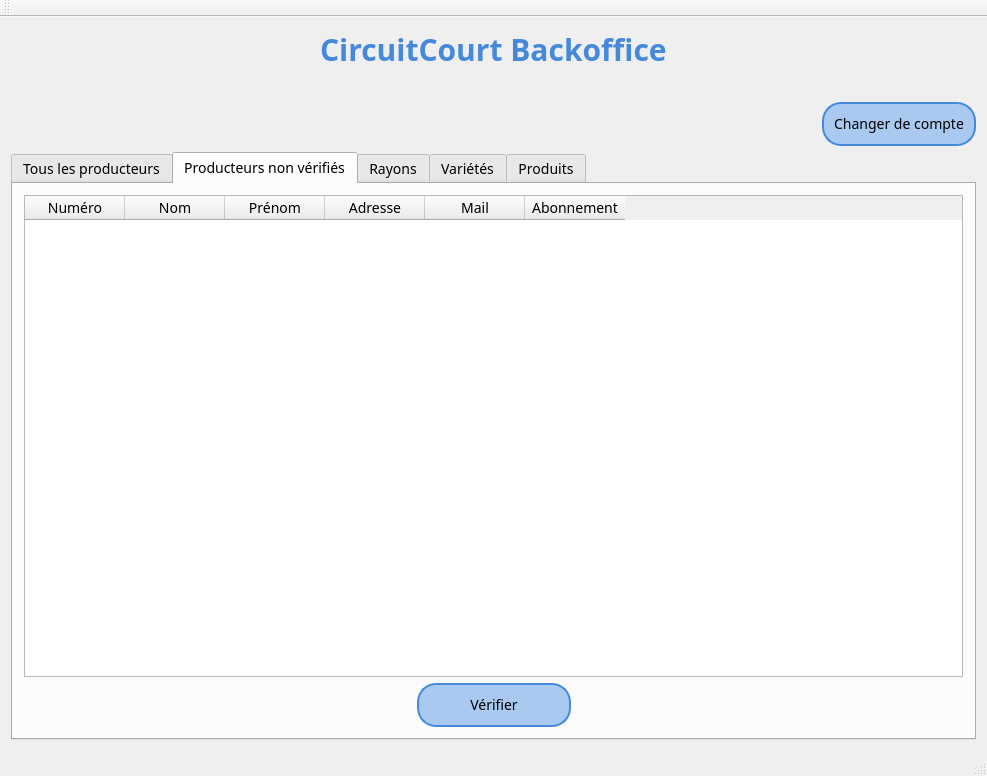
EnzoSimon/CircuitCourtBackOffice, file mainwindow.ui: the form before one commit.
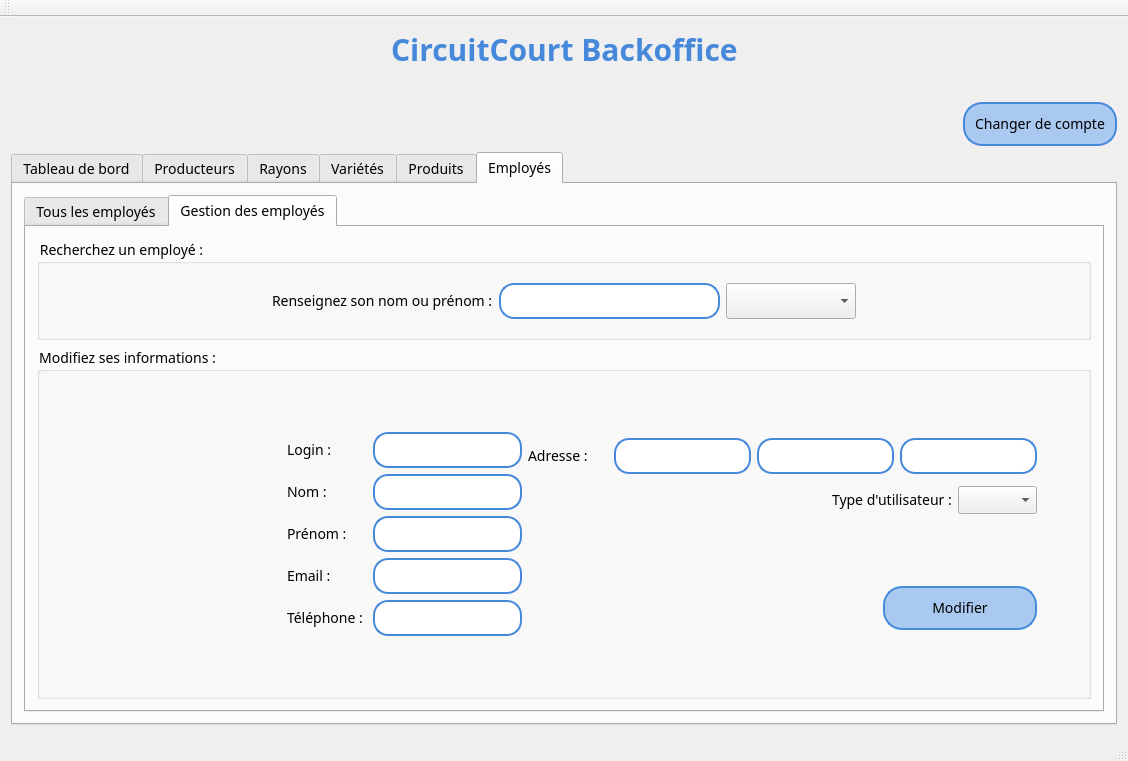
The form after the commit. The open tabs and pages were chosen to show the change.

Diff of the .ui file:
```diff
--- a/mainwindow.ui
+++ b/mainwindow.ui
@@ -6,8 +6,8 @@
    <rect>
     <x>0</x>
     <y>0</y>
-    <width>987</width>
-    <height>776</height>
+    <width>1128</width>
+    <height>761</height>
    </rect>
   </property>
   <property name="font">
@@ -45,7 +45,7 @@
 	border: 2px solid #2b578c;
 }
 
-QLineEdit, QTextEdit {
+QLineEdit, QPlainTextEdit{
 	border-radius: 15;
 	border: 2px solid #4689db;
 	padding: 5px;
@@ -146,15 +146,111 @@
     <item>
      <widget class="QTabWidget" name="tabWidget">
       <property name="currentIndex">
-       <number>4</number>
+       <number>5</number>
       </property>
+      <widget class="QWidget" name="tab_6">
+       <attribute name="title">
+        <string>Tableau de bord</string>
+       </attribute>
+       <widget class="QLabel" name="label_18">
+        <property name="geometry">
+         <rect>
+          <x>50</x>
+          <y>40</y>
+          <width>201</width>
+          <height>18</height>
+         </rect>
+        </property>
+        <property name="text">
+         <string>Nouveaux producteurs inscrits :</string>
+        </property>
+       </widget>
+       <widget class="QLabel" name="label_19">
+        <property name="geometry">
+         <rect>
+          <x>70</x>
+          <y>130</y>
+          <width>181</width>
+          <height>18</height>
+         </rect>
+        </property>
+        <property name="text">
+         <string>Nouvelles variétés rentrées :</string>
+        </property>
+       </widget>
+       <widget class="QLabel" name="label_20">
+        <property name="geometry">
+         <rect>
+          <x>70</x>
+          <y>210</y>
+          <width>201</width>
+          <height>18</height>
+         </rect>
+        </property>
+        <property name="text">
+         <string>Nouvelles variétés par rayon :</string>
+        </property>
+       </widget>
+       <widget class="QLabel" name="label_21">
+        <property name="geometry">
+         <rect>
+          <x>50</x>
+          <y>290</y>
+          <width>461</width>
+          <height>18</height>
+         </rect>
+        </property>
+        <property name="text">
+         <string>Nombre de lots de productions total mis en vente par les producteurs :</string>
+        </property>
+       </widget>
+       <widget class="QLabel" name="label_22">
+        <property name="geometry">
+         <rect>
+          <x>90</x>
+          <y>350</y>
+          <width>171</width>
+          <height>18</height>
+         </rect>
+        </property>
+        <property name="text">
+         <string>Chiffre d'affaire du mois :</string>
+        </property>
+       </widget>
+       <widget class="QLabel" name="label_23">
+        <property name="geometry">
+         <rect>
+          <x>100</x>
+          <y>400</y>
+          <width>281</width>
+          <height>18</height>
+         </rect>
+        </property>
+        <property name="text">
+         <string>Evolution par rapport au mois précédent :</string>
+        </property>
+       </widget>
+      </widget>
       <widget class="QWidget" name="tab">
        <attribute name="title">
-        <string>Tous les producteurs</string>
+        <string>Producteurs</string>
        </attribute>
        <layout class="QVBoxLayout" name="verticalLayout_8">
         <item>
+         <widget class="QTabWidget" name="tabWidget_2">
+          <property name="currentIndex">
+           <number>0</number>
+          </property>
+          <widget class="QWidget" name="tab_7">
+           <attribute name="title">
+            <string>Tous les producteurs</string>
+           </attribute>
+           <layout class="QVBoxLayout" name="verticalLayout_10">
+            <item>
          <widget class="QLabel" name="label_5">
+              <property name="styleSheet">
+               <string notr="true">font-weight: 700;</string>
+              </property>
           <property name="text">
            <string>Voici l'ensemble de tous les producteurs :</string>
           </property>
@@ -423,6 +519,13 @@
             </property>
            </spacer>
           </item>
+              <item>
+               <widget class="QPushButton" name="pushButtonSupprimerProducteur">
+                <property name="text">
+                 <string>Supprimer</string>
+                </property>
+               </widget>
+              </item>
           <item>
            <widget class="QPushButton" name="pushButtonModifierProducteur">
             <property name="text">
@@ -430,15 +533,22 @@
             </property>
            </widget>
           </item>
+              <item>
+               <widget class="QPushButton" name="pushButtonDesactiverProducteur">
+                <property name="text">
+                 <string>Désactiver</string>
+                </property>
+               </widget>
+              </item>
          </layout>
         </item>
        </layout>
       </widget>
-      <widget class="QWidget" name="tab_3">
+          <widget class="QWidget" name="tab_8">
        <attribute name="title">
         <string>Producteurs non vérifiés</string>
        </attribute>
-       <layout class="QVBoxLayout" name="verticalLayout_3">
+           <layout class="QVBoxLayout" name="verticalLayout_11">
         <item>
          <widget class="QTableWidget" name="tableWidgetNonVerifies">
           <property name="selectionMode">
@@ -475,11 +585,6 @@
             <string>Mail</string>
            </property>
           </column>
-          <column>
-           <property name="text">
-            <string>Abonnement</string>
-           </property>
-          </column>
          </widget>
         </item>
         <item>
@@ -497,6 +602,13 @@
             </property>
            </spacer>
           </item>
+              <item>
+               <widget class="QPushButton" name="pushButtonSupprimerProducteurNonVerif">
+                <property name="text">
+                 <string>Supprimer</string>
+                </property>
+               </widget>
+              </item>
           <item>
            <widget class="QPushButton" name="pushButtonVerifierProducteur">
             <property name="text">
@@ -521,6 +633,10 @@
         </item>
        </layout>
       </widget>
+         </widget>
+        </item>
+       </layout>
+      </widget>
       <widget class="QWidget" name="tab_4">
        <attribute name="title">
         <string>Rayons</string>
@@ -549,7 +665,7 @@
           </column>
           <column>
            <property name="text">
-            <string>Chemin de l'image</string>
+            <string>Image</string>
            </property>
           </column>
          </widget>
@@ -577,7 +693,11 @@
            </widget>
           </item>
           <item>
-           <widget class="QLineEdit" name="lineEditNomRayon"/>
+           <widget class="QLineEdit" name="lineEditNomRayon">
+            <property name="placeholderText">
+             <string>Nom du rayon ...</string>
+            </property>
+           </widget>
           </item>
           <item>
            <spacer name="horizontalSpacer_25">
@@ -621,6 +741,16 @@
             <property name="styleSheet">
              <string notr="true">min-width: 400px;</string>
             </property>
+            <property name="placeholderText">
+             <string>Chemin de l'image du rayon ...</string>
+            </property>
+           </widget>
+          </item>
+          <item>
+           <widget class="QPushButton" name="pushButtonRechercheImage">
+            <property name="text">
+             <string>Chercher</string>
+            </property>
            </widget>
           </item>
           <item>
@@ -766,6 +896,9 @@
                 <property name="styleSheet">
                  <string notr="true">min-width: 200px;</string>
                 </property>
+                <property name="placeholderText">
+                 <string>Nom de la variété ...</string>
+                </property>
                </widget>
               </item>
               <item>
@@ -806,10 +939,13 @@
                </widget>
               </item>
               <item>
-               <widget class="QTextEdit" name="textEditDescriptionVariete">
+               <widget class="QPlainTextEdit" name="plainTextEditDescriptionVariete">
                 <property name="styleSheet">
                  <string notr="true">max-height: 100px; min-width: 150px;</string>
                 </property>
+                <property name="placeholderText">
+                 <string>Saisissez la description d'une variété ...</string>
+                </property>
                </widget>
               </item>
               <item>
@@ -1045,7 +1181,7 @@
                </widget>
               </item>
               <item>
-               <widget class="QTextEdit" name="textEditInfosProduit"/>
+               <widget class="QPlainTextEdit" name="plainTextEditInfosProduit"/>
               </item>
               <item>
                <spacer name="horizontalSpacer_40">
@@ -1084,6 +1220,26 @@
                 </property>
                </widget>
               </item>
+              <item>
+               <widget class="QLineEdit" name="lineEditImageProduit"/>
+              </item>
+              <item>
+               <widget class="QLabel" name="labelImage">
+                <property name="text">
+                 <string>label</string>
+                </property>
+               </widget>
+              </item>
+              <item>
+               <widget class="QPushButton" name="pushButtonImageProduit">
+                <property name="styleSheet">
+                 <string notr="true">width:90px; </string>
+                </property>
+                <property name="text">
+                 <string>Chercher</string>
+                </property>
+               </widget>
+              </item>
               <item>
                <spacer name="horizontalSpacer_42">
                 <property name="orientation">
@@ -1126,7 +1282,7 @@
                </widget>
               </item>
               <item>
-               <widget class="QSpinBox" name="spinBoxQuantiteProduit"/>
+               <widget class="QDoubleSpinBox" name="doubleSpinBoxQuantiteProduit"/>
               </item>
               <item>
                <spacer name="horizontalSpacer_44">
@@ -1246,6 +1402,474 @@
         </item>
        </layout>
       </widget>
+      <widget class="QWidget" name="tab_3">
+       <attribute name="title">
+        <string>Employés</string>
+       </attribute>
+       <layout class="QVBoxLayout" name="verticalLayout_3">
+        <item>
+         <widget class="QTabWidget" name="tabWidget_3">
+          <property name="currentIndex">
+           <number>1</number>
+          </property>
+          <widget class="QWidget" name="tab_9">
+           <attribute name="title">
+            <string>Tous les employés</string>
+           </attribute>
+           <layout class="QVBoxLayout" name="verticalLayout_12">
+            <item>
+             <widget class="QLabel" name="label_24">
+              <property name="styleSheet">
+               <string notr="true">font-weight: 700;</string>
+              </property>
+              <property name="text">
+               <string>Trouvez ici la liste de tous les employés :</string>
+              </property>
+             </widget>
+            </item>
+            <item>
+             <layout class="QHBoxLayout" name="horizontalLayout_26">
+              <item>
+               <widget class="QLabel" name="label_25">
+                <property name="text">
+                 <string>Filtrez par type d'employés :</string>
+                </property>
+               </widget>
+              </item>
+              <item>
+               <widget class="QComboBox" name="comboBoxTypeEmploye">
+                <item>
+                 <property name="text">
+                  <string>Tous les types</string>
+                 </property>
+                </item>
+                <item>
+                 <property name="text">
+                  <string>Modérateur</string>
+                 </property>
+                </item>
+                <item>
+                 <property name="text">
+                  <string>Administrateur</string>
+                 </property>
+                </item>
+                <item>
+                 <property name="text">
+                  <string>Super-Administrateur</string>
+                 </property>
+                </item>
+               </widget>
+              </item>
+              <item>
+               <spacer name="horizontalSpacer_47">
+                <property name="orientation">
+                 <enum>Qt::Horizontal</enum>
+                </property>
+                <property name="sizeHint" stdset="0">
+                 <size>
+                  <width>40</width>
+                  <height>20</height>
+                 </size>
+                </property>
+               </spacer>
+              </item>
+             </layout>
+            </item>
+            <item>
+             <widget class="QTableWidget" name="tableWidgetTousEmployes">
+              <property name="selectionMode">
+               <enum>QAbstractItemView::SingleSelection</enum>
+              </property>
+              <property name="selectionBehavior">
+               <enum>QAbstractItemView::SelectRows</enum>
+              </property>
+              <attribute name="verticalHeaderVisible">
+               <bool>false</bool>
+              </attribute>
+              <column>
+               <property name="text">
+                <string>Nouvelle colonne</string>
+               </property>
+              </column>
+              <column>
+               <property name="text">
+                <string>Nouvelle colonne</string>
+               </property>
+              </column>
+              <column>
+               <property name="text">
+                <string>Nouvelle colonne</string>
+               </property>
+              </column>
+              <column>
+               <property name="text">
+                <string>Nouvelle colonne</string>
+               </property>
+              </column>
+              <column>
+               <property name="text">
+                <string>Nouvelle colonne</string>
+               </property>
+              </column>
+              <column>
+               <property name="text">
+                <string>Nouvelle colonne</string>
+               </property>
+              </column>
+              <column>
+               <property name="text">
+                <string>Nouvelle colonne</string>
+               </property>
+              </column>
+              <column>
+               <property name="text">
+                <string>Nouvelle colonne</string>
+               </property>
+              </column>
+              <column>
+               <property name="text">
+                <string>Nouvelle colonne</string>
+               </property>
+              </column>
+             </widget>
+            </item>
+            <item>
+             <layout class="QHBoxLayout" name="horizontalLayout_39">
+              <item>
+               <spacer name="horizontalSpacer_54">
+                <property name="orientation">
+                 <enum>Qt::Horizontal</enum>
+                </property>
+                <property name="sizeHint" stdset="0">
+                 <size>
+                  <width>37</width>
+                  <height>17</height>
+                 </size>
+                </property>
+               </spacer>
+              </item>
+              <item>
+               <widget class="QPushButton" name="pushButtonSupprimerEmploye">
+                <property name="text">
+                 <string>Supprimer</string>
+                </property>
+               </widget>
+              </item>
+             </layout>
+            </item>
+           </layout>
+          </widget>
+          <widget class="QWidget" name="tab_10">
+           <attribute name="title">
+            <string>Gestion des employés</string>
+           </attribute>
+           <layout class="QVBoxLayout" name="verticalLayout_13">
+            <item>
+             <widget class="QGroupBox" name="groupBoxRechercheEmploye">
+              <property name="styleSheet">
+               <string notr="true">max-height: 100px;</string>
+              </property>
+              <property name="title">
+               <string>Recherchez un employé :</string>
+              </property>
+              <layout class="QVBoxLayout" name="verticalLayout_16">
+               <item>
+                <spacer name="verticalSpacer_2">
+                 <property name="orientation">
+                  <enum>Qt::Vertical</enum>
+                 </property>
+                 <property name="sizeHint" stdset="0">
+                  <size>
+                   <width>17</width>
+                   <height>1</height>
+                  </size>
+                 </property>
+                </spacer>
+               </item>
+               <item>
+                <layout class="QHBoxLayout" name="horizontalLayout_27">
+                 <item>
+                  <spacer name="horizontalSpacer_48">
+                   <property name="orientation">
+                    <enum>Qt::Horizontal</enum>
+                   </property>
+                   <property name="sizeHint" stdset="0">
+                    <size>
+                     <width>40</width>
+                     <height>20</height>
+                    </size>
+                   </property>
+                  </spacer>
+                 </item>
+                 <item>
+                  <widget class="QLabel" name="label_26">
+                   <property name="text">
+                    <string>Renseignez son nom ou prénom :</string>
+                   </property>
+                  </widget>
+                 </item>
+                 <item>
+                  <widget class="QLineEdit" name="lineEditRechercheEmploye"/>
+                 </item>
+                 <item>
+                  <widget class="QComboBox" name="comboBoxEmploye">
+                   <property name="styleSheet">
+                    <string notr="true">min-width:100px;</string>
+                   </property>
+                  </widget>
+                 </item>
+                 <item>
+                  <spacer name="horizontalSpacer_49">
+                   <property name="orientation">
+                    <enum>Qt::Horizontal</enum>
+                   </property>
+                   <property name="sizeHint" stdset="0">
+                    <size>
+                     <width>40</width>
+                     <height>20</height>
+                    </size>
+                   </property>
+                  </spacer>
+                 </item>
+                </layout>
+               </item>
+               <item>
+                <spacer name="verticalSpacer">
+                 <property name="orientation">
+                  <enum>Qt::Vertical</enum>
+                 </property>
+                 <property name="sizeHint" stdset="0">
+                  <size>
+                   <width>17</width>
+                   <height>2</height>
+                  </size>
+                 </property>
+                </spacer>
+               </item>
+              </layout>
+             </widget>
+            </item>
+            <item>
+             <widget class="QGroupBox" name="groupBoxInfosEmploye">
+              <property name="styleSheet">
+               <string notr="true"/>
+              </property>
+              <property name="title">
+               <string>Modifiez ses informations :</string>
+              </property>
+              <layout class="QVBoxLayout" name="verticalLayout_17">
+               <item>
+                <layout class="QHBoxLayout" name="horizontalLayout_28">
+                 <item>
+                  <layout class="QHBoxLayout" name="horizontalLayout_36">
+                   <item>
+                    <spacer name="horizontalSpacer_51">
+                     <property name="orientation">
+                      <enum>Qt::Horizontal</enum>
+                     </property>
+                     <property name="sizeHint" stdset="0">
+                      <size>
+                       <width>40</width>
+                       <height>20</height>
+                      </size>
+                     </property>
+                    </spacer>
+                   </item>
+                   <item>
+                    <layout class="QVBoxLayout" name="verticalLayout_14">
+                     <item>
+                      <layout class="QHBoxLayout" name="horizontalLayout_35">
+                       <item>
+                        <widget class="QLabel" name="label_32">
+                         <property name="text">
+                          <string>Login :</string>
+                         </property>
+                        </widget>
+                       </item>
+                       <item>
+                        <widget class="QLineEdit" name="lineEditChangerLoginEmploye"/>
+                       </item>
+                      </layout>
+                     </item>
+                     <item>
+                      <layout class="QHBoxLayout" name="horizontalLayout_34">
+                       <item>
+                        <widget class="QLabel" name="label_30">
+                         <property name="text">
+                          <string>Nom : </string>
+                         </property>
+                        </widget>
+                       </item>
+                       <item>
+                        <widget class="QLineEdit" name="lineEditChangerNomEmploye"/>
+                       </item>
+                      </layout>
+                     </item>
+                     <item>
+                      <layout class="QHBoxLayout" name="horizontalLayout_33">
+                       <item>
+                        <widget class="QLabel" name="label_29">
+                         <property name="text">
+                          <string>Prénom :</string>
+                         </property>
+                        </widget>
+                       </item>
+                       <item>
+                        <widget class="QLineEdit" name="lineEditChangerPrenomEmploye"/>
+                       </item>
+                      </layout>
+                     </item>
+                     <item>
+                      <layout class="QHBoxLayout" name="horizontalLayout_31">
+                       <item>
+                        <widget class="QLabel" name="label_28">
+                         <property name="text">
+                          <string>Email :</string>
+                         </property>
+                        </widget>
+                       </item>
+                       <item>
+                        <widget class="QLineEdit" name="lineEditChangerMailEmploye"/>
+                       </item>
+                      </layout>
+                     </item>
+                     <item>
+                      <layout class="QHBoxLayout" name="horizontalLayout_30">
+                       <item>
+                        <widget class="QLabel" name="label_31">
+                         <property name="text">
+                          <string>Téléphone :</string>
+                         </property>
+                        </widget>
+                       </item>
+                       <item>
+                        <widget class="QLineEdit" name="lineEditChangerTelEmploye"/>
+                       </item>
+                      </layout>
+                     </item>
+                    </layout>
+                   </item>
+                  </layout>
+                 </item>
+                 <item>
+                  <layout class="QHBoxLayout" name="horizontalLayout_37">
+                   <item>
+                    <layout class="QVBoxLayout" name="verticalLayout_15">
+                     <item>
+                      <layout class="QHBoxLayout" name="horizontalLayout_32">
+                       <item>
+                        <widget class="QLabel" name="label_27">
+                         <property name="text">
+                          <string>Adresse :</string>
+                         </property>
+                        </widget>
+                       </item>
+                       <item>
+                        <widget class="QLineEdit" name="lineEditChangerVilleEmploye"/>
+                       </item>
+                       <item>
+                        <widget class="QLineEdit" name="lineEditChangerCPEmploye"/>
+                       </item>
+                       <item>
+                        <widget class="QLineEdit" name="lineEditChangerRueEmploye"/>
+                       </item>
+                      </layout>
+                     </item>
+                     <item>
+                      <layout class="QHBoxLayout" name="horizontalLayout_29">
+                       <item>
+                        <spacer name="horizontalSpacer_50">
+                         <property name="orientation">
+                          <enum>Qt::Horizontal</enum>
+                         </property>
+                         <property name="sizeHint" stdset="0">
+                          <size>
+                           <width>40</width>
+                           <height>20</height>
+                          </size>
+                         </property>
+                        </spacer>
+                       </item>
+                       <item>
+                        <widget class="QLabel" name="label_33">
+                         <property name="text">
+                          <string>Type d'utilisateur :</string>
+                         </property>
+                        </widget>
+                       </item>
+                       <item>
+                        <widget class="QComboBox" name="comboBoxChangerTypeUtilisateur"/>
+                       </item>
+                      </layout>
+                     </item>
+                     <item>
+                      <spacer name="verticalSpacer_3">
+                       <property name="orientation">
+                        <enum>Qt::Vertical</enum>
+                       </property>
+                       <property name="sizeType">
+                        <enum>QSizePolicy::Fixed</enum>
+                       </property>
+                       <property name="sizeHint" stdset="0">
+                        <size>
+                         <width>20</width>
+                         <height>60</height>
+                        </size>
+                       </property>
+                      </spacer>
+                     </item>
+                     <item>
+                      <layout class="QHBoxLayout" name="horizontalLayout_38">
+                       <item>
+                        <spacer name="horizontalSpacer_53">
+                         <property name="orientation">
+                          <enum>Qt::Horizontal</enum>
+                         </property>
+                         <property name="sizeHint" stdset="0">
+                          <size>
+                           <width>40</width>
+                           <height>20</height>
+                          </size>
+                         </property>
+                        </spacer>
+                       </item>
+                       <item>
+                        <widget class="QPushButton" name="pushButtonModifierEmploye">
+                         <property name="text">
+                          <string>Modifier</string>
+                         </property>
+                        </widget>
+                       </item>
+                      </layout>
+                     </item>
+                    </layout>
+                   </item>
+                   <item>
+                    <spacer name="horizontalSpacer_52">
+                     <property name="orientation">
+                      <enum>Qt::Horizontal</enum>
+                     </property>
+                     <property name="sizeHint" stdset="0">
+                      <size>
+                       <width>40</width>
+                       <height>20</height>
+                      </size>
+                     </property>
+                    </spacer>
+                   </item>
+                  </layout>
+                 </item>
+                </layout>
+               </item>
+              </layout>
+             </widget>
+            </item>
+           </layout>
+          </widget>
+         </widget>
+        </item>
+       </layout>
+      </widget>
      </widget>
     </item>
    </layout>
@@ -1255,7 +1879,7 @@
     <rect>
      <x>0</x>
      <y>0</y>
-     <width>987</width>
+     <width>1128</width>
      <height>23</height>
     </rect>
    </property>
```
Lines whose indentation alone changed are shown as unchanged.
